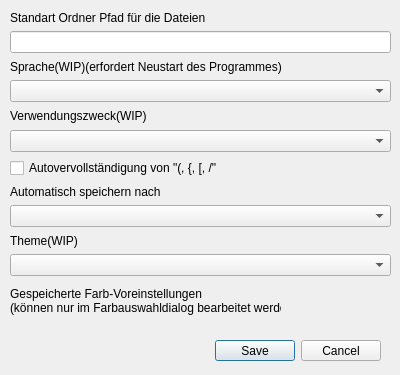
Before: the Qt Designer form settingsdialog.ui in AwesomeTextEdtor/Texteditor, drawn with Qt 5.
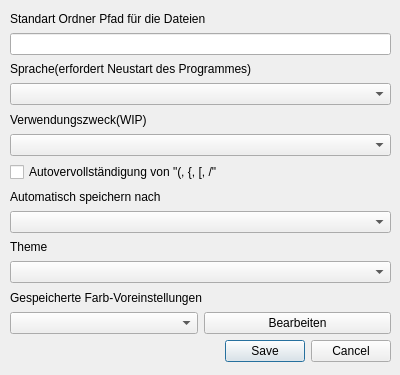
After: the same form once the commit is applied.

The edit to the form file:
```diff
--- a/settingsdialog.ui
+++ b/settingsdialog.ui
@@ -13,46 +13,13 @@
   <property name="windowTitle">
    <string>Einstellungen</string>
   </property>
-  <widget class="QDialogButtonBox" name="buttonBox">
-   <property name="geometry">
-    <rect>
-     <x>10</x>
-     <y>340</y>
-     <width>371</width>
-     <height>21</height>
-    </rect>
-   </property>
-   <property name="orientation">
-    <enum>Qt::Horizontal</enum>
-   </property>
-   <property name="standardButtons">
-    <set>QDialogButtonBox::Cancel|QDialogButtonBox::Save</set>
-   </property>
-   <property name="centerButtons">
-    <bool>false</bool>
-   </property>
-  </widget>
-  <widget class="QLabel" name="label_4">
-   <property name="geometry">
-    <rect>
-     <x>10</x>
-     <y>280</y>
-     <width>271</width>
-     <height>41</height>
-    </rect>
-   </property>
-   <property name="text">
-    <string>Gespeicherte Farb-Voreinstellungen
-(können nur im Farbauswahldialog bearbeitet werden)</string>
-   </property>
-  </widget>
   <widget class="QWidget" name="layoutWidget">
    <property name="geometry">
     <rect>
      <x>10</x>
      <y>10</y>
      <width>381</width>
-     <height>266</height>
+     <height>352</height>
     </rect>
    </property>
    <layout class="QVBoxLayout" name="verticalLayout_5">
@@ -75,7 +42,7 @@
       <item>
        <widget class="QLabel" name="label_2">
         <property name="text">
-         <string>Sprache(WIP)(erfordert Neustart des Programmes)</string>
+         <string>Sprache(erfordert Neustart des Programmes)</string>
         </property>
        </widget>
       </item>
@@ -128,7 +95,7 @@
       <item>
        <widget class="QLabel" name="label_6">
         <property name="text">
-         <string>Theme(WIP)</string>
+         <string>Theme</string>
         </property>
        </widget>
       </item>
@@ -137,6 +104,44 @@
       </item>
      </layout>
     </item>
+    <item>
+     <layout class="QVBoxLayout" name="verticalLayout_7">
+      <item>
+       <widget class="QLabel" name="label_4">
+        <property name="text">
+         <string>Gespeicherte Farb-Voreinstellungen</string>
+        </property>
+       </widget>
+      </item>
+      <item>
+       <layout class="QHBoxLayout" name="horizontalLayout">
+        <item>
+         <widget class="QComboBox" name="comboBox_5"/>
+        </item>
+        <item>
+         <widget class="QPushButton" name="pushButton">
+          <property name="text">
+           <string>Bearbeiten</string>
+          </property>
+         </widget>
+        </item>
+       </layout>
+      </item>
+     </layout>
+    </item>
+    <item>
+     <widget class="QDialogButtonBox" name="buttonBox">
+      <property name="orientation">
+       <enum>Qt::Horizontal</enum>
+      </property>
+      <property name="standardButtons">
+       <set>QDialogButtonBox::Cancel|QDialogButtonBox::Save</set>
+      </property>
+      <property name="centerButtons">
+       <bool>false</bool>
+      </property>
+     </widget>
+    </item>
    </layout>
   </widget>
  </widget>
```
